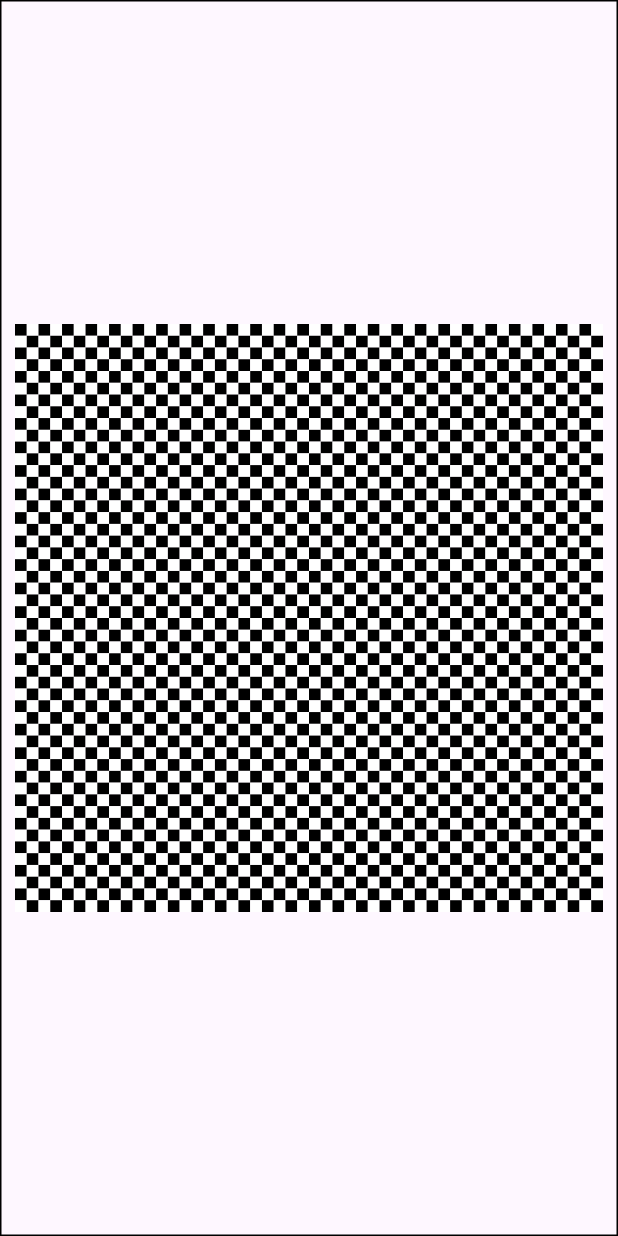
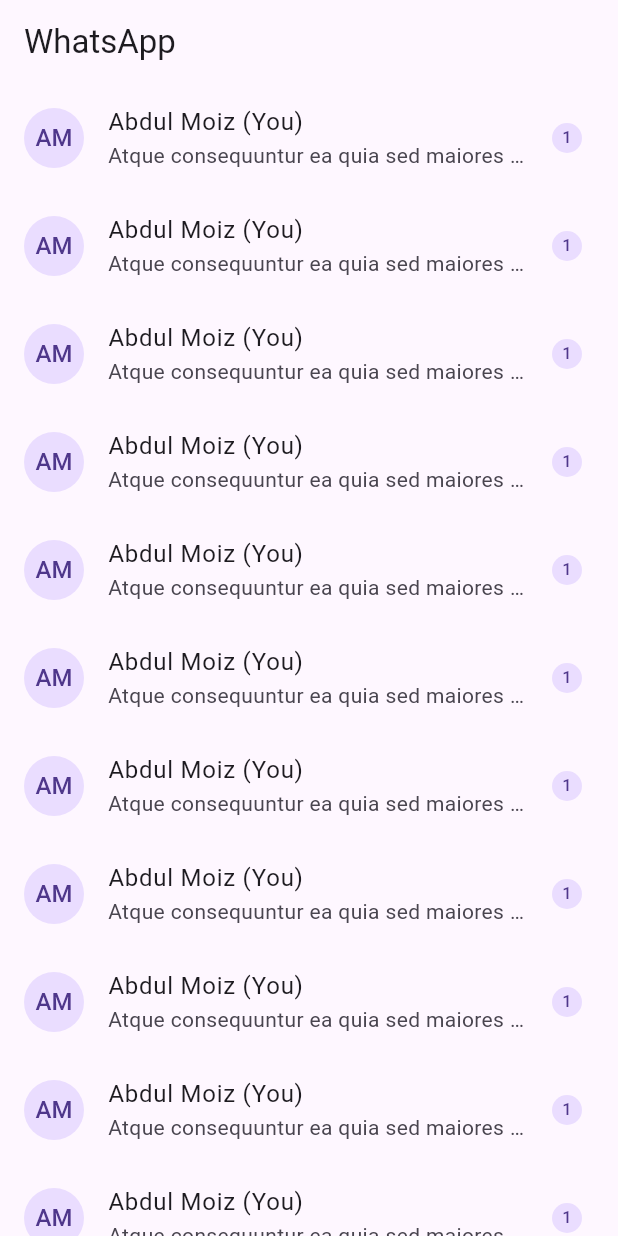
Before and after one commit to AbdulMoiz-hub/flutter-class, a Flutter app: the screen it shows after launch, on a phone screen of 412 x 824 dp. Run offline on Flutter 3.47's test engine with Material 3 defaults, Android fonts, the phone set to English and light mode, and no system bars.

Commit message:
WhatsApp Screen completed

```diff
--- a/lib/main.dart
+++ b/lib/main.dart
@@ -1,6 +1,7 @@
 import 'package:flutter/material.dart';
 import 'package:myapp/chess_layout.dart';
 import 'package:myapp/profile_screen.dart';
+import 'package:myapp/whatsapp_screen.dart';
 
 void main() {
   runApp(const MyApp());
@@ -12,7 +13,7 @@ class MyApp extends StatelessWidget {
   Widget build(BuildContext context) {
     return const MaterialApp(
       title: 'Flutter Demo',
-      home: ChessScreen(),
+      home: WhatsappScreen(),
     );
   }
 }
--- /dev/null
+++ b/lib/whatsapp_screen.dart
@@ -0,0 +1,72 @@
+import 'package:flutter/material.dart';
+
+class WhatsappScreen extends StatelessWidget {
+  const WhatsappScreen({super.key});
+
+  @override
+  Widget build(BuildContext context) {
+    const nameInitial = 'AM';
+    const name = 'Abdul Moiz (You)';
+    const message =
+        'Atque consequuntur ea quia sed maiores quibusdam libero aspernatur.';
+    const messageCount = '1';
+    return Scaffold(
+      appBar: AppBar(
+        title: const Text('WhatsApp'),
+      ),
+      body: SingleChildScrollView(
+        child: Column(
+          children: [
+            chatTile(nameInitial, name, message, messageCount),
+            chatTile(nameInitial, name, message, messageCount),
+            chatTile(nameInitial, name, message, messageCount),
+            chatTile(nameInitial, name, message, messageCount),
+            chatTile(nameInitial, name, message, messageCount),
+            chatTile(nameInitial, name, message, messageCount),
+            chatTile(nameInitial, name, message, messageCount),
+            chatTile(nameInitial, name, message, messageCount),
+            chatTile(nameInitial, name, message, messageCount),
+            chatTile(nameInitial, name, message, messageCount),
+            chatTile(nameInitial, name, message, messageCount),
+            chatTile(nameInitial, name, message, messageCount),
+            chatTile(nameInitial, name, message, messageCount),
+            chatTile(nameInitial, name, message, messageCount),
+            chatTile(nameInitial, name, message, messageCount),
+            chatTile(nameInitial, name, message, messageCount),
+            chatTile(nameInitial, name, message, messageCount),
+            chatTile(nameInitial, name, message, messageCount),
+            chatTile(nameInitial, name, message, messageCount),
+            chatTile(nameInitial, name, message, messageCount),
+            chatTile(nameInitial, name, message, messageCount),
+            chatTile(nameInitial, name, message, messageCount),
+            chatTile(nameInitial, name, message, messageCount),
+            chatTile(nameInitial, name, message, messageCount),
+          ],
+        ),
+      ),
+    );
+  }
+
+  ListTile chatTile(
+      String nameInitial, String name, String message, String messageCount) {
+    return ListTile(
+      leading: CircleAvatar(
+        child: Text(nameInitial),
+      ),
+      title: Text(name),
+      subtitle: Text(
+        message,
+        style: const TextStyle(
+          overflow: TextOverflow.ellipsis,
+        ),
+      ),
+      trailing: CircleAvatar(
+        radius: 10,
+        child: Text(
+          messageCount,
+          style: const TextStyle(fontSize: 11),
+        ),
+      ),
+    );
+  }
+}
```
